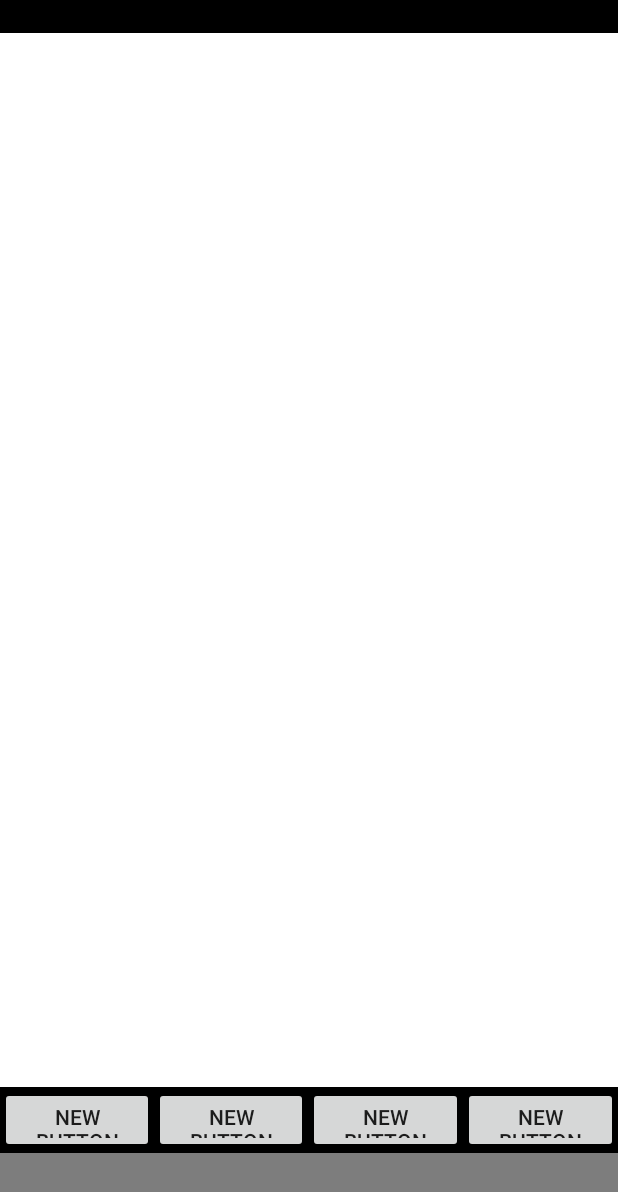
After one commit to kk-22/MyPlatform, an Android app: the layout overlay_navigation_controller.xml on its own in the app's theme, with its tools: preview values and no code run, on a phone screen of 412 x 824 dp. The commit adds this screen. Shown: the top 1192 px of the screen. Run offline under Robolectric (Android 15) with nearby library versions, the phone set to English and light mode, and no system bars.

Commit message:
Display navigationController

```diff
--- a/app/src/main/java/jp/co/my/myplatform/service/view/PLFrontButtonView.java
+++ b/app/src/main/java/jp/co/my/myplatform/service/view/PLFrontButtonView.java
@@ -7,7 +7,6 @@ import android.view.View;
 import android.view.WindowManager;
 import android.widget.Button;
 
-import jp.co.my.common.util.MYLogUtil;
 import jp.co.my.myplatform.service.overlay.PLDragDropView;
 import jp.co.my.myplatform.service.overlay.PLOverlayManager;
 import jp.co.my.myplatform.service.overlay.PLOverlayView;
@@ -47,7 +46,7 @@ public class PLFrontButtonView extends PLOverlayView {
 		button.setOnClickListener(new View.OnClickListener() {
 			@Override
 			public void onClick(View v) {
-				MYLogUtil.showToast("ok");
+				PLOverlayManager.getInstance().displayNavigationView(null);
 			}
 		});
 		return button;
--- /dev/null
+++ b/app/src/main/res/layout/overlay_navigation_controller.xml
@@ -0,0 +1,62 @@
+<?xml version="1.0" encoding="utf-8"?>
+<LinearLayout xmlns:android="http://schemas.android.com/apk/res/android"
+              android:orientation="vertical"
+              android:layout_width="match_parent"
+              android:layout_height="match_parent">
+
+    <View
+        android:background="#000000"
+        android:id="@+id/status_bar_view"
+        android:layout_width="match_parent"
+        android:layout_height="22dp"/>
+
+    <FrameLayout
+        android:id="@+id/navigation_frame"
+        android:layout_width="match_parent"
+        android:layout_height="0dp"
+        android:layout_weight="1"
+        android:background="#FFFFFF">
+    </FrameLayout>
+
+    <LinearLayout
+        android:orientation="horizontal"
+        android:layout_width="match_parent"
+        android:layout_height="44dp"
+        android:background="#000000">
+
+        <Button
+            android:layout_weight="1"
+            android:layout_width="0dp"
+            android:layout_height="wrap_content"
+            android:text="New Button"
+            android:id="@+id/a_button"/>
+
+        <Button
+            android:layout_weight="1"
+            android:layout_width="0dp"
+            android:layout_height="wrap_content"
+            android:text="New Button"
+            android:id="@+id/b_button"/>
+
+        <Button
+            android:layout_weight="1"
+            android:layout_width="0dp"
+            android:layout_height="wrap_content"
+            android:text="New Button"
+            android:id="@+id/c_button1"/>
+
+        <Button
+            android:layout_weight="1"
+            android:layout_width="0dp"
+            android:layout_height="wrap_content"
+            android:text="New Button"
+            android:id="@+id/d_button"/>
+    </LinearLayout>
+
+    <View
+        android:background="#000000"
+        android:alpha="0.5"
+        android:id="@+id/space_view"
+        android:layout_width="match_parent"
+        android:layout_height="55dp"/>
+</LinearLayout>
```
Also changed, not shown: app/src/main/java/jp/co/my/myplatform/service/overlay/PLNavigationView.java (added, +47 -0 lines), app/src/main/java/jp/co/my/myplatform/service/overlay/PLOverlayManager.java (+20 -2 lines).
